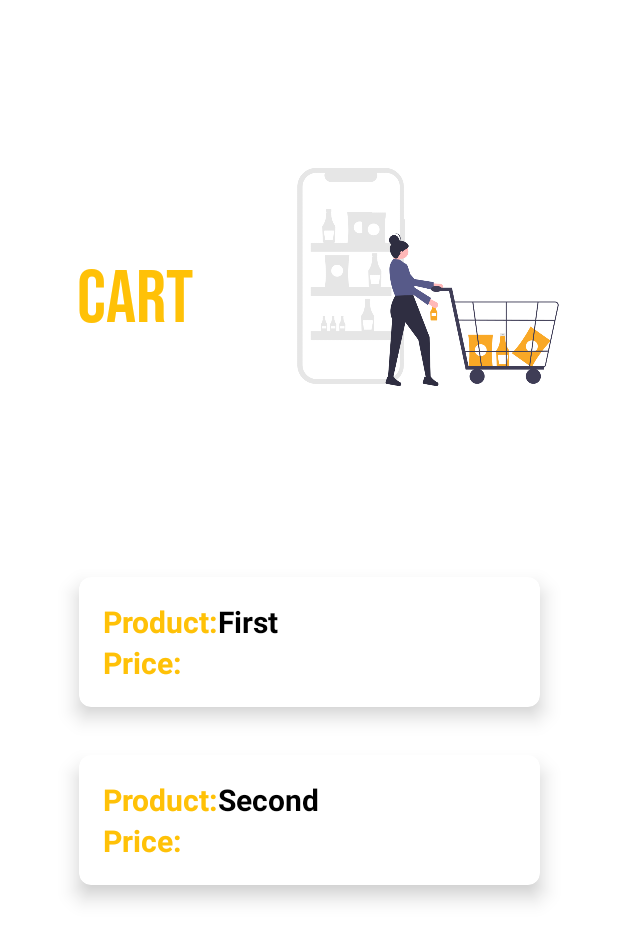
After one commit to Dias0223/Selfzen, an Android app: the CartPage screen opened directly, with no data from a screen before it, on a phone screen of 412 x 824 dp. The commit adds this screen. Shown: the top 941 px of the screen. Run offline under Robolectric (Android 15) with nearby library versions, the phone set to English and light mode, and no system bars; our stand-ins replace Firebase (no records; nobody signed in at launch, a user with empty details on screens opened directly).

Commit message:
Update Cart Page

```diff
--- a/app/build.gradle
+++ b/app/build.gradle
@@ -1,6 +1,8 @@
 plugins {
     id 'com.android.application'
     id 'org.jetbrains.kotlin.android'
+    id 'com.google.gms.google-services'
+    id 'kotlin-android-extensions'
 }
 
 android {
@@ -37,6 +39,8 @@ dependencies {
     implementation 'androidx.appcompat:appcompat:1.4.2'
     implementation 'com.google.android.material:material:1.6.1'
     implementation 'androidx.constraintlayout:constraintlayout:2.1.4'
+    implementation 'com.google.firebase:firebase-database:20.0.5'
+    implementation 'com.google.firebase:firebase-database-ktx:20.0.5'
     testImplementation 'junit:junit:4.13.2'
     androidTestImplementation 'androidx.test.ext:junit:1.1.3'
     androidTestImplementation 'androidx.test.espresso:espresso-core:3.4.0'
--- a/app/src/main/AndroidManifest.xml
+++ b/app/src/main/AndroidManifest.xml
@@ -2,10 +2,13 @@
 <manifest xmlns:android="http://schemas.android.com/apk/res/android"
     xmlns:tools="http://schemas.android.com/tools"
     package="com.example.selfzen">
-    <uses-permission android:name="android.permission.CAMERA"/>
+
+    <uses-permission android:name="android.permission.CAMERA" />
+
     <uses-feature
         android:name="android.hardware.camera"
-        android:required="false"/>
+        android:required="false" />
+
     <application
         android:allowBackup="true"
         android:dataExtractionRules="@xml/data_extraction_rules"
@@ -16,6 +19,9 @@
         android:supportsRtl="true"
         android:theme="@style/Theme.Selfzen"
         tools:targetApi="31">
+        <activity
+            android:name=".CartPage"
+            android:exported="false" />
         <activity
             android:name=".ItemCodeScaner"
             android:exported="false" />
--- /dev/null
+++ b/app/src/main/java/com/example/selfzen/CartPage.kt
@@ -0,0 +1,25 @@
+package com.example.selfzen
+
+import androidx.appcompat.app.AppCompatActivity
+import android.os.Bundle
+import androidx.recyclerview.widget.LinearLayoutManager
+import androidx.recyclerview.widget.RecyclerView
+import com.google.firebase.database.*
+import kotlinx.android.synthetic.main.activity_cart_page.*
+import java.util.ArrayList
+
+class CartPage : AppCompatActivity() {
+
+    override fun onCreate(savedInstanceState: Bundle?) {
+        super.onCreate(savedInstanceState)
+        setContentView(R.layout.activity_cart_page)
+
+        val dataset: Array<String> = arrayOf("First","Second")
+        val adapter = DataAdapter(dataset)
+        ItemList.layoutManager=LinearLayoutManager(this)
+        ItemList.adapter=adapter
+
+    }
+
+
+}
--- a/app/src/main/java/com/example/selfzen/Cart_Page.kt
+++ /dev/null
@@ -1,11 +0,0 @@
-package com.example.selfzen
-
-import androidx.appcompat.app.AppCompatActivity
-import android.os.Bundle
-
-class Cart_Page : AppCompatActivity() {
-    override fun onCreate(savedInstanceState: Bundle?) {
-        super.onCreate(savedInstanceState)
-        setContentView(R.layout.activity_cart_page)
-    }
-}
--- /dev/null
+++ b/app/src/main/java/com/example/selfzen/DataAdapter.kt
@@ -0,0 +1,33 @@
+package com.example.selfzen
+
+import android.view.LayoutInflater
+import android.view.View
+import android.view.ViewGroup
+import android.widget.TextView
+import androidx.recyclerview.widget.RecyclerView
+
+class DataAdapter ( val dataset : Array<String>) : RecyclerView.Adapter<DataAdapter.ViewHolder>(){
+
+
+    override fun onCreateViewHolder(parent: ViewGroup, viewType: Int): ViewHolder {
+        val view = LayoutInflater.from(parent.context).inflate(R.layout.item,parent,false)
+        return ViewHolder(view)
+    }
+
+    override fun onBindViewHolder(holder: ViewHolder, position: Int) {
+
+        holder.cardTitle.text = dataset[position]
+
+    }
+
+    override fun getItemCount(): Int {
+        return dataset.size
+    }
+
+    class ViewHolder(itemView:View) : RecyclerView.ViewHolder(itemView){
+
+        val cardTitle:TextView = itemView.findViewById(R.id.txt_proName)
+
+    }
+
+}
--- a/app/src/main/java/com/example/selfzen/ItemCodeScaner.kt
+++ b/app/src/main/java/com/example/selfzen/ItemCodeScaner.kt
@@ -1,23 +1,32 @@
 package com.example.selfzen
 
+import android.content.Intent
 import android.content.pm.PackageManager
 import androidx.appcompat.app.AppCompatActivity
 import android.os.Bundle
 import android.util.Log
+import android.widget.Button
 import android.widget.TextView
 import android.widget.Toast
 import androidx.core.app.ActivityCompat
 import androidx.core.content.ContextCompat
+import androidx.recyclerview.widget.LinearLayoutManager
+import androidx.recyclerview.widget.RecyclerView
 import com.budiyev.android.codescanner.AutoFocusMode
 import com.budiyev.android.codescanner.CodeScanner
 import com.budiyev.android.codescanner.CodeScannerView
 import com.budiyev.android.codescanner.DecodeCallback
 import com.budiyev.android.codescanner.ErrorCallback
 import com.budiyev.android.codescanner.ScanMode
+import com.google.firebase.database.*
+import java.util.*
+import kotlin.collections.ArrayList
 
 private const val CAMERA_REQUEST_CODE=101
 
 class ItemCodeScaner : AppCompatActivity() {
+
+
 
     private lateinit var codeScanner: CodeScanner
 
@@ -25,9 +34,21 @@ class ItemCodeScaner : AppCompatActivity() {
         super.onCreate(savedInstanceState)
         setContentView(R.layout.activity_item_code_scaner)
 
+
+
         setupPermissions()
         codeScanner()
+
+        val btnCart = findViewById<Button>(R.id.btn_viewCart)
+
+        btnCart.setOnClickListener{
+
+            val intent = Intent(this,CartPage::class.java)
+            startActivity(intent)
+        }
+
     }
+
 
     private fun codeScanner(){
 
@@ -62,6 +83,7 @@ class ItemCodeScaner : AppCompatActivity() {
             codeScanner.startPreview()
         }
     }
+
 
     override fun onResume(){
         super.onResume()
--- a/app/src/main/res/layout/activity_cart_page.xml
+++ b/app/src/main/res/layout/activity_cart_page.xml
@@ -4,6 +4,40 @@
     xmlns:tools="http://schemas.android.com/tools"
     android:layout_width="match_parent"
     android:layout_height="match_parent"
-    tools:context=".Cart_Page">
+    tools:context=".CartPage">
 
+    <androidx.recyclerview.widget.RecyclerView
+        android:id="@+id/ItemList"
+        android:layout_width="339dp"
+        android:layout_height="455dp"
+        app:layout_constraintBottom_toBottomOf="parent"
+        app:layout_constraintEnd_toEndOf="parent"
+        app:layout_constraintStart_toStartOf="parent" />
+
+    <TextView
+        android:id="@+id/textView5"
+        android:layout_width="141dp"
+        android:layout_height="62dp"
+        android:layout_marginStart="4dp"
+        android:layout_marginBottom="68dp"
+        android:fontFamily="@font/bebas_neue"
+        android:text="Cart"
+        android:textAlignment="center"
+        android:textColor="#FFC107"
+        android:textSize="50sp"
+        app:layout_constraintBottom_toTopOf="@+id/ItemList"
+        app:layout_constraintEnd_toStartOf="@+id/imageView"
+        app:layout_constraintStart_toStartOf="parent"
+        app:layout_constraintTop_toTopOf="parent"
+        app:layout_constraintVertical_bias="0.707" />
+
+    <ImageView
+        android:id="@+id/imageView"
+        android:layout_width="221dp"
+        android:layout_height="216dp"
+        android:layout_marginEnd="16dp"
+        app:layout_constraintBottom_toTopOf="@+id/ItemList"
+        app:layout_constraintEnd_toEndOf="parent"
+        app:layout_constraintTop_toTopOf="parent"
+        app:srcCompat="@drawable/image2" />
 </androidx.constraintlayout.widget.ConstraintLayout>
--- a/app/src/main/res/layout/activity_item_code_scaner.xml
+++ b/app/src/main/res/layout/activity_item_code_scaner.xml
@@ -35,17 +35,27 @@
         android:textStyle="bold" />
 
     <Button
-        android:id="@+id/button2"
-        android:layout_width="188dp"
-        android:layout_height="66dp"
+        android:id="@+id/btn_addIterm"
+        android:layout_width="150dp"
+        android:layout_height="61dp"
         android:layout_below="@+id/tv_textview"
         android:layout_alignParentStart="true"
+        android:layout_marginStart="21dp"
+        android:layout_marginTop="20dp"
+        android:backgroundTint="#FFC107"
+        android:text="ADD"
+        android:textSize="16sp" />
+
+    <Button
+        android:id="@+id/btn_viewCart"
+        android:layout_width="150dp"
+        android:layout_height="61dp"
+        android:layout_below="@+id/tv_textview"
         android:layout_alignParentEnd="true"
-        android:layout_marginStart="111dp"
-        android:layout_marginTop="10dp"
-        android:layout_marginEnd="111dp"
+        android:layout_marginTop="20dp"
+        android:layout_marginEnd="21dp"
         android:backgroundTint="#333030"
-        android:text="ADD Cart"
+        android:text=" Cart"
         android:textSize="16sp" />
 
 
--- /dev/null
+++ b/app/src/main/res/layout/item.xml
@@ -0,0 +1,69 @@
+<?xml version="1.0" encoding="utf-8"?>
+<androidx.cardview.widget.CardView xmlns:android="http://schemas.android.com/apk/res/android"
+    android:layout_width="match_parent"
+    android:layout_height="wrap_content"
+    xmlns:app="http://schemas.android.com/apk/res-auto"
+    app:cardElevation="8dp"
+    app:cardCornerRadius="8dp"
+    android:layout_margin="16dp">
+
+    <LinearLayout
+
+        android:layout_width="wrap_content"
+        android:layout_height="wrap_content"
+        android:layout_margin="16dp"
+        android:orientation="vertical">
+
+        <LinearLayout
+            android:layout_width="wrap_content"
+            android:layout_height="wrap_content"
+            android:layout_gravity="center"
+            android:orientation="horizontal">
+
+            <TextView
+                android:layout_width="wrap_content"
+                android:layout_height="wrap_content"
+                android:text="Product:"
+                android:textColor="@color/main_color"
+                android:textSize="20dp"
+                android:textStyle="bold"/>
+
+            <TextView
+                android:id="@+id/txt_proName"
+                android:layout_width="wrap_content"
+                android:layout_height="wrap_content"
+                android:text=""
+                android:textColor="@color/black"
+                android:textSize="20dp"
+                android:textStyle="bold"/>
+
+        </LinearLayout>
+        <LinearLayout
+            android:layout_width="wrap_content"
+            android:layout_height="wrap_content"
+            android:orientation="horizontal">
+
+            <TextView
+                android:layout_width="wrap_content"
+                android:layout_height="wrap_content"
+                android:text="Price:"
+                android:textColor="@color/main_color"
+                android:textSize="20dp"
+                android:textStyle="bold"/>
+
+            <TextView
+                android:id="@+id/txt_proPrice"
+                android:layout_width="wrap_content"
+                android:layout_height="wrap_content"
+                android:text=""
+                android:textColor="@color/black"
+                android:textSize="20dp"
+                android:textStyle="bold"/>
+
+        </LinearLayout>
+
+
+
+    </LinearLayout>
+
+</androidx.cardview.widget.CardView>
--- a/build.gradle
+++ b/build.gradle
@@ -1,4 +1,8 @@
-// Top-level build file where you can add configuration options common to all sub-projects/modules.
+buildscript {
+    dependencies {
+        classpath 'com.google.gms:google-services:4.3.13'
+    }
+}// Top-level build file where you can add configuration options common to all sub-projects/modules.
 plugins {
     id 'com.android.application' version '7.2.1' apply false
     id 'com.android.library' version '7.2.1' apply false
```
Also changed, not shown: app/src/main/res/drawable/image2.png (added).
